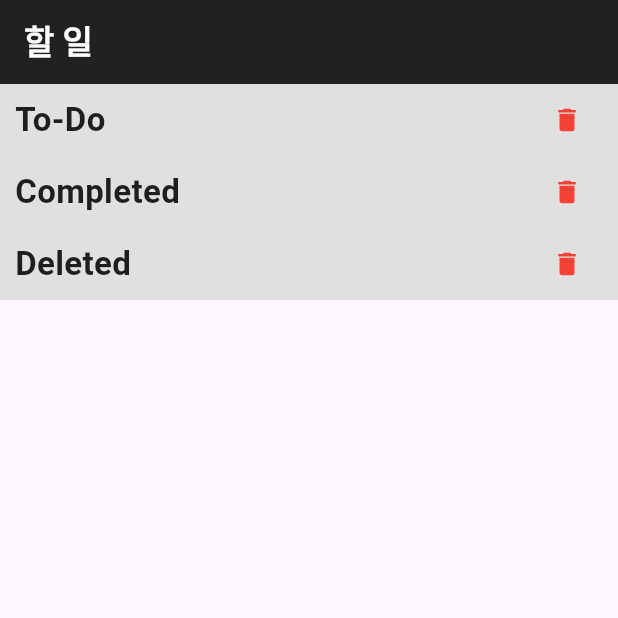
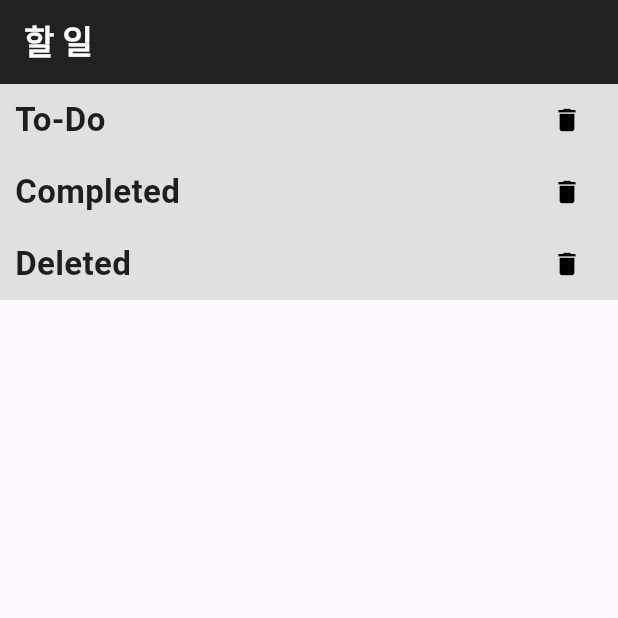
Before and after one commit to redspy/flutter_TODO, a Flutter app: the screen it shows after launch, on a phone screen of 412 x 824 dp, the top half of it. Run offline on Flutter 3.47's test engine with Material 3 defaults, Android fonts, the phone set to English and light mode, and no system bars; our stand-ins replace shared_preferences.

Commit message:
휴지통 색깔을 검정색으로 수정

```diff
--- a/lib/widgets/todo_list.dart
+++ b/lib/widgets/todo_list.dart
@@ -77,7 +77,8 @@ class TodoList extends StatelessWidget {
               ),
               // 휴지통 아이콘 버튼 추가, 크기 줄임
               IconButton(
-                icon: Icon(Icons.delete, color: Colors.red, size: 20), // 크기 줄임
+                icon:
+                    Icon(Icons.delete, color: Colors.black, size: 20), // 크기 줄임
                 onPressed: () => _showDeleteDialog(context), // 다이얼로그 호출
               ),
             ],
@@ -103,7 +104,7 @@ class TodoList extends StatelessWidget {
                 child: Icon(Icons.check, color: Colors.white),
               ),
               secondaryBackground: Container(
-                color: isDeleted ? Colors.blue : Colors.red,
+                color: isDeleted ? Colors.blue : Colors.black,
                 alignment: Alignment.centerRight,
                 padding: EdgeInsets.only(right: 20),
                 child: Icon(
```
